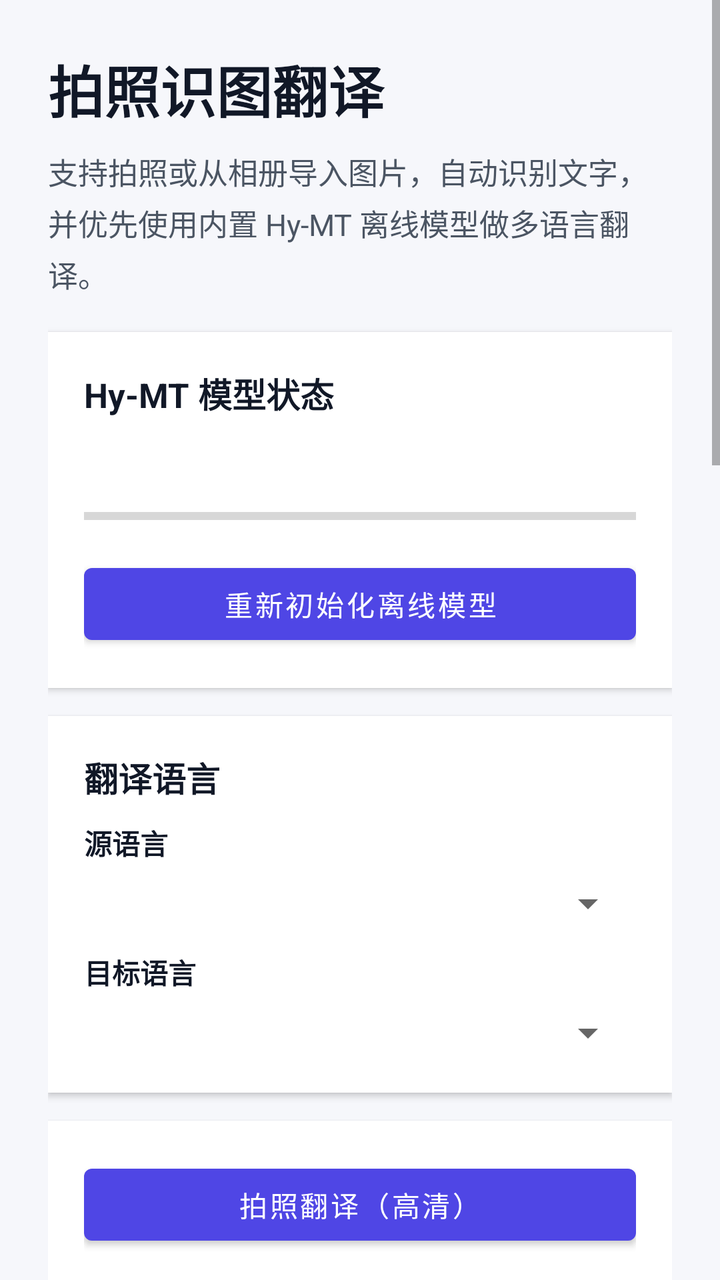
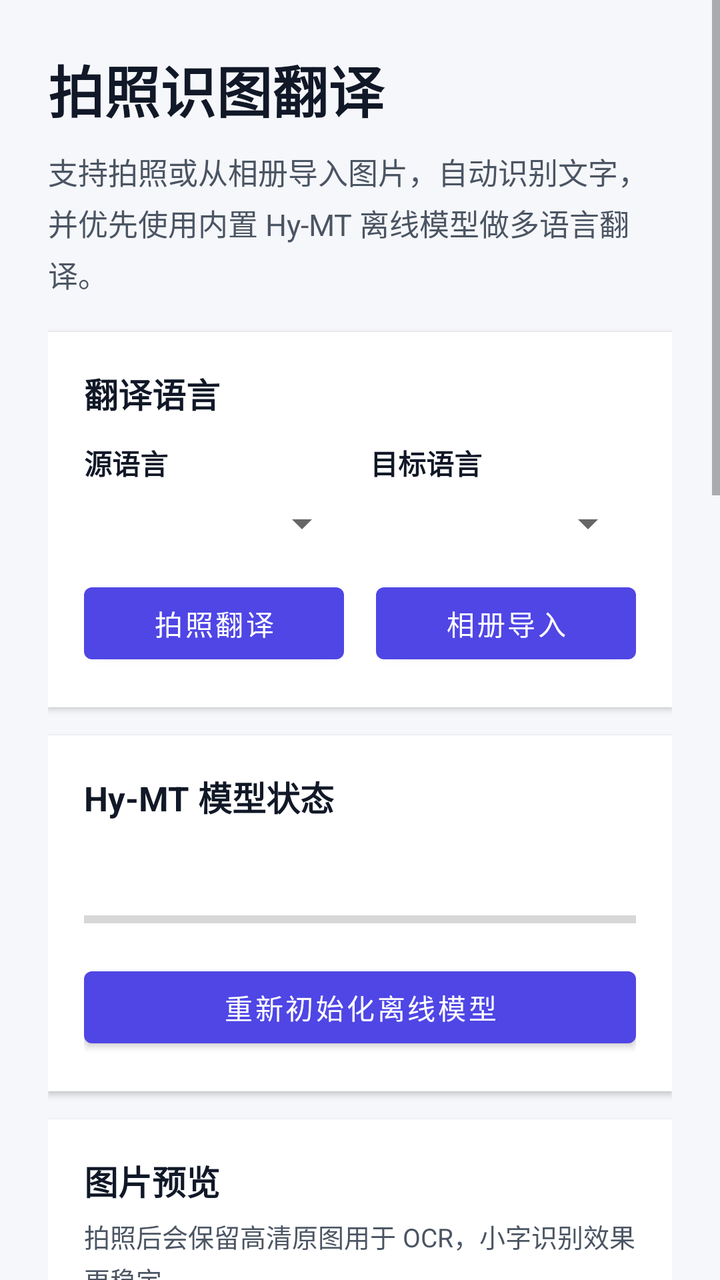

The first picture is an Android layout as it rendered before a commit; the second is the same layout after the commit. The layout source and the unified diff follow.
<!-- AndroidManifest.xml: application theme Theme.Fanyiapp -->
<!-- res/layout/activity_image_translation.xml -->
<?xml version="1.0" encoding="utf-8"?>
<ScrollView xmlns:android="http://schemas.android.com/apk/res/android"
    android:layout_width="match_parent"
    android:layout_height="match_parent"
    android:background="@color/surface_background"
    android:fillViewport="true">

    <LinearLayout
        android:layout_width="match_parent"
        android:layout_height="wrap_content"
        android:orientation="vertical"
        android:padding="24dp">

        <TextView
            android:layout_width="match_parent"
            android:layout_height="wrap_content"
            android:text="@string/image_translation_title"
            android:textColor="@color/text_primary"
            android:textSize="28sp"
            android:textStyle="bold" />

        <TextView
            android:layout_width="match_parent"
            android:layout_height="wrap_content"
            android:layout_marginTop="10dp"
            android:layout_marginBottom="18dp"
            android:lineSpacingExtra="4dp"
            android:text="@string/image_translation_subtitle"
            android:textColor="@color/text_secondary"
            android:textSize="15sp" />

        <LinearLayout
            android:layout_width="match_parent"
            android:layout_height="wrap_content"
            android:layout_marginBottom="14dp"
            android:background="@android:color/white"
            android:elevation="2dp"
            android:orientation="vertical"
            android:padding="18dp">

            <TextView
                android:layout_width="match_parent"
                android:layout_height="wrap_content"
                android:text="@string/image_model_label"
                android:textColor="@color/text_primary"
                android:textSize="17sp"
                android:textStyle="bold" />

            <TextView
                android:id="@+id/modelStatusText"
                android:layout_width="match_parent"
                android:layout_height="wrap_content"
                android:layout_marginTop="10dp"
                android:lineSpacingExtra="4dp"
                android:textColor="@color/text_secondary"
                android:textSize="14sp" />

            <ProgressBar
                android:id="@+id/modelProgressBar"
                style="?android:attr/progressBarStyleHorizontal"
                android:layout_width="match_parent"
                android:layout_height="wrap_content"
                android:layout_marginTop="12dp"
                android:max="100" />

            <Button
                android:id="@+id/retryModelInitButton"
                android:layout_width="match_parent"
                android:layout_height="wrap_content"
                android:layout_marginTop="12dp"
                android:text="@string/image_model_retry"
                android:textAllCaps="false" />
        </LinearLayout>

        <LinearLayout
            android:layout_width="match_parent"
            android:layout_height="wrap_content"
            android:layout_marginBottom="14dp"
            android:background="@android:color/white"
            android:elevation="2dp"
            android:orientation="vertical"
            android:padding="18dp">

            <TextView
                android:layout_width="match_parent"
                android:layout_height="wrap_content"
                android:text="@string/image_language_label"
                android:textColor="@color/text_primary"
                android:textSize="17sp"
                android:textStyle="bold" />

            <TextView
                android:layout_width="match_parent"
                android:layout_height="wrap_content"
                android:layout_marginTop="10dp"
                android:text="@string/image_source_language_label"
                android:textColor="@color/text_primary"
                android:textSize="14sp"
                android:textStyle="bold" />

            <Spinner
                android:id="@+id/sourceLanguageSpinner"
                android:layout_width="match_parent"
                android:layout_height="wrap_content"
                android:layout_marginTop="8dp" />

            <TextView
                android:layout_width="match_parent"
                android:layout_height="wrap_content"
                android:layout_marginTop="12dp"
                android:text="@string/image_target_language_label"
                android:textColor="@color/text_primary"
                android:textSize="14sp"
                android:textStyle="bold" />

            <Spinner
                android:id="@+id/targetLanguageSpinner"
                android:layout_width="match_parent"
                android:layout_height="wrap_content"
                android:layout_marginTop="8dp" />
        </LinearLayout>

        <LinearLayout
            android:layout_width="match_parent"
            android:layout_height="wrap_content"
            android:layout_marginBottom="14dp"
            android:background="@android:color/white"
            android:elevation="2dp"
            android:orientation="vertical"
            android:padding="18dp">

            <Button
                android:id="@+id/takePhotoButton"
                android:layout_width="match_parent"
                android:layout_height="wrap_content"
                android:text="@string/image_action_take"
                android:textAllCaps="false" />

            <Button
                android:id="@+id/choosePhotoButton"
                android:layout_width="match_parent"
                android:layout_height="wrap_content"
                android:layout_marginTop="10dp"
                android:text="@string/image_action_gallery"
                android:textAllCaps="false" />
        </LinearLayout>

        <LinearLayout
            android:layout_width="match_parent"
            android:layout_height="wrap_content"
            android:layout_marginBottom="14dp"
            android:background="@android:color/white"
            android:elevation="2dp"
            android:orientation="vertical"
            android:padding="18dp">

            <TextView
                android:layout_width="match_parent"
                android:layout_height="wrap_content"
                android:text="@string/image_preview_label"
                android:textColor="@color/text_primary"
                android:textSize="17sp"
                android:textStyle="bold" />

            <TextView
                android:layout_width="match_parent"
                android:layout_height="wrap_content"
                android:layout_marginTop="6dp"
                android:layout_marginBottom="12dp"
                android:lineSpacingExtra="3dp"
                android:text="@string/image_preview_hint"
                android:textColor="@color/text_secondary"
                android:textSize="13sp" />

            <ImageView
                android:id="@+id/previewImage"
                android:layout_width="match_parent"
                android:layout_height="260dp"
                android:adjustViewBounds="true"
                android:background="@color/preview_placeholder"
                android:contentDescription="@string/content_desc_image_preview"
                android:scaleType="fitCenter" />
        </LinearLayout>

        <LinearLayout
            android:layout_width="match_parent"
            android:layout_height="wrap_content"
            android:layout_marginBottom="14dp"
            android:background="@android:color/white"
            android:elevation="2dp"
            android:orientation="vertical"
            android:padding="18dp">

            <TextView
                android:layout_width="match_parent"
                android:layout_height="wrap_content"
                android:text="@string/image_result_label"
                android:textColor="@color/text_primary"
                android:textSize="17sp"
                android:textStyle="bold" />

            <TextView
                android:layout_width="match_parent"
                android:layout_height="wrap_content"
                android:layout_marginTop="6dp"
                android:lineSpacingExtra="3dp"
                android:text="@string/image_result_hint"
                android:textColor="@color/text_secondary"
                android:textSize="13sp" />

            <LinearLayout
                android:layout_width="match_parent"
                android:layout_height="wrap_content"
                android:layout_marginTop="14dp"
                android:background="@color/surface_background"
                android:orientation="vertical"
                android:padding="14dp">

                <TextView
                    android:id="@+id/recognizedLabelText"
                    android:layout_width="match_parent"
                    android:layout_height="wrap_content"
                    android:text="@string/image_recognized_label"
                    android:textColor="@color/text_primary"
                    android:textSize="14sp"
                    android:textStyle="bold" />

                <TextView
                    android:id="@+id/recognizedText"
                    android:layout_width="match_parent"
                    android:layout_height="wrap_content"
                    android:layout_marginTop="8dp"
                    android:lineSpacingExtra="5dp"
                    android:textColor="@color/text_secondary"
                    android:textIsSelectable="true"
                    android:textSize="15sp" />
            </LinearLayout>

            <LinearLayout
                android:layout_width="match_parent"
                android:layout_height="wrap_content"
                android:layout_marginTop="12dp"
                android:background="@color/surface_background"
                android:orientation="vertical"
                android:padding="14dp">

                <TextView
                    android:id="@+id/translatedLabelText"
                    android:layout_width="match_parent"
                    android:layout_height="wrap_content"
                    android:text="@string/image_translated_label"
                    android:textColor="@color/text_primary"
                    android:textSize="14sp"
                    android:textStyle="bold" />

                <TextView
                    android:id="@+id/translatedText"
                    android:layout_width="match_parent"
                    android:layout_height="wrap_content"
                    android:layout_marginTop="8dp"
                    android:lineSpacingExtra="5dp"
                    android:textColor="@color/text_primary"
                    android:textIsSelectable="true"
                    android:textSize="16sp" />
            </LinearLayout>

            <LinearLayout
                android:layout_width="match_parent"
                android:layout_height="wrap_content"
                android:layout_marginTop="12dp"
                android:background="@color/surface_background"
                android:orientation="vertical"
                android:padding="14dp">

                <TextView
                    android:layout_width="match_parent"
                    android:layout_height="wrap_content"
                    android:text="@string/image_status_label"
                    android:textColor="@color/text_primary"
                    android:textSize="14sp"
                    android:textStyle="bold" />

                <TextView
                    android:id="@+id/resultStatusText"
                    android:layout_width="match_parent"
                    android:layout_height="wrap_content"
                    android:layout_marginTop="8dp"
                    android:lineSpacingExtra="5dp"
                    android:textColor="@color/text_secondary"
                    android:textSize="14sp" />
            </LinearLayout>
        </LinearLayout>

        <LinearLayout
            android:layout_width="match_parent"
            android:layout_height="wrap_content"
            android:background="@android:color/white"
            android:elevation="2dp"
            android:orientation="vertical"
            android:padding="18dp">

            <TextView
                android:layout_width="match_parent"
                android:layout_height="wrap_content"
                android:text="@string/image_tips_label"
                android:textColor="@color/text_primary"
                android:textSize="17sp"
                android:textStyle="bold" />

            <TextView
                android:layout_width="match_parent"
                android:layout_height="wrap_content"
                android:layout_marginTop="10dp"
                android:lineSpacingExtra="4dp"
                android:text="@string/image_tips_body"
                android:textColor="@color/text_secondary"
                android:textSize="14sp" />
        </LinearLayout>

    </LinearLayout>
</ScrollView>
<!-- resources referenced by this layout -->
<resources>
  <color name="preview_placeholder">#E5E7EB</color>
  <color name="surface_background">#F6F7FB</color>
  <color name="text_primary">#111827</color>
  <color name="text_secondary">#4B5563</color>
  <string name="content_desc_image_preview">待识别图片预览</string>
  <string name="image_action_gallery">从相册导入图片</string>
  <string name="image_action_take">拍照翻译（高清）</string>
  <string name="image_language_label">翻译语言</string>
  <string name="image_model_label">Hy-MT 模型状态</string>
  <string name="image_model_retry">重新初始化离线模型</string>
  <string name="image_preview_hint">拍照后会保留高清原图用于 OCR，小字识别效果更稳定。</string>
  <string name="image_preview_label">图片预览</string>
  <string name="image_recognized_label">识别出的原文</string>
  <string name="image_result_hint">译文支持长按选择与复制，原文和状态分开展示，更方便核对。</string>
  <string name="image_result_label">识别与翻译结果</string>
  <string name="image_source_language_label">源语言</string>
  <string name="image_status_label">当前状态</string>
  <string name="image_target_language_label">目标语言</string>
  <string name="image_tips_body">1. 优先拍摄清晰、平整、光线充足的内容。\n2. 相册导入更适合截图、海报、菜单和文档。\n3. 首次进入页面时会准备内置 Hy-MT 离线模型，准备完成后无需联网即可翻译。\n4. 当前 OCR 识别链路仍以现有 ML Kit 方案为主，多语种翻译已接入 Hy-MT。</string>
  <string name="image_tips_label">使用建议</string>
  <string name="image_translated_label">翻译结果</string>
  <string name="image_translation_subtitle">支持拍照或从相册导入图片，自动识别文字，并优先使用内置 Hy-MT 离线模型做多语言翻译。</string>
  <string name="image_translation_title">拍照识图翻译</string>
  <style name="Theme.Fanyiapp" parent="Theme.MaterialComponents.DayNight.NoActionBar">
          <item name="colorPrimary">@color/brand_primary</item>
          <item name="colorPrimaryVariant">@color/brand_primary_dark</item>
          <item name="colorOnPrimary">@android:color/white</item>
          <item name="colorSecondary">@color/brand_accent</item>
          <item name="colorOnSecondary">@android:color/white</item>
          <item name="colorSurface">@color/surface_card</item>
          <item name="android:windowBackground">@color/surface_background</item>
          <item name="android:statusBarColor" tools:targetApi="l">@color/brand_primary_dark</item>
          <item name="android:navigationBarColor">@color/surface_background</item>
          <item name="android:windowLightStatusBar" tools:targetApi="m">false</item>
      </style>
  <color name="brand_primary">#4F46E5</color>
  <color name="brand_primary_dark">#3730A3</color>
  <color name="brand_accent">#14B8A6</color>
  <color name="surface_card">#FFFFFFFF</color>
</resources>

<!-- the commit's change to res/layout/activity_image_translation.xml (unified diff, before → after) -->
@@ -41,6 +41,102 @@
             <TextView
                 android:layout_width="match_parent"
                 android:layout_height="wrap_content"
+                android:text="@string/image_language_label"
+                android:textColor="@color/text_primary"
+                android:textSize="17sp"
+                android:textStyle="bold" />
+
+            <LinearLayout
+                android:layout_width="match_parent"
+                android:layout_height="wrap_content"
+                android:layout_marginTop="12dp"
+                android:gravity="center_vertical"
+                android:orientation="horizontal"
+                android:weightSum="2">
+
+                <LinearLayout
+                    android:layout_width="0dp"
+                    android:layout_height="wrap_content"
+                    android:layout_weight="1"
+                    android:orientation="vertical">
+
+                    <TextView
+                        android:layout_width="match_parent"
+                        android:layout_height="wrap_content"
+                        android:text="@string/image_source_language_label"
+                        android:textColor="@color/text_primary"
+                        android:textSize="14sp"
+                        android:textStyle="bold" />
+
+                    <Spinner
+                        android:id="@+id/sourceLanguageSpinner"
+                        android:layout_width="match_parent"
+                        android:layout_height="wrap_content"
+                        android:layout_marginTop="8dp" />
+                </LinearLayout>
+
+                <LinearLayout
+                    android:layout_width="0dp"
+                    android:layout_height="wrap_content"
+                    android:layout_marginStart="10dp"
+                    android:layout_weight="1"
+                    android:orientation="vertical">
+
+                    <TextView
+                        android:layout_width="match_parent"
+                        android:layout_height="wrap_content"
+                        android:text="@string/image_target_language_label"
+                        android:textColor="@color/text_primary"
+                        android:textSize="14sp"
+                        android:textStyle="bold" />
+
+                    <Spinner
+                        android:id="@+id/targetLanguageSpinner"
+                        android:layout_width="match_parent"
+                        android:layout_height="wrap_content"
+                        android:layout_marginTop="8dp" />
+                </LinearLayout>
+            </LinearLayout>
+
+            <LinearLayout
+                android:layout_width="match_parent"
+                android:layout_height="wrap_content"
+                android:layout_marginTop="14dp"
+                android:orientation="horizontal"
+                android:weightSum="2">
+
+                <Button
+                    android:id="@+id/takePhotoButton"
+                    android:layout_width="0dp"
+                    android:layout_height="wrap_content"
+                    android:layout_marginEnd="8dp"
+                    android:layout_weight="1"
+                    android:text="@string/image_action_take"
+                    android:textAllCaps="false" />
+
+                <Button
+                    android:id="@+id/choosePhotoButton"
+                    android:layout_width="0dp"
+                    android:layout_height="wrap_content"
+                    android:layout_marginStart="8dp"
+                    android:layout_weight="1"
+                    android:text="@string/image_action_gallery"
+                    android:textAllCaps="false" />
+            </LinearLayout>
+        </LinearLayout>
+
+        <LinearLayout
+            android:layout_width="match_parent"
+            android:layout_height="wrap_content"
+            android:layout_marginBottom="14dp"
+            android:background="@android:color/white"
+            android:elevation="2dp"
+            android:orientation="vertical"
+            android:padding="18dp">
+
+            <TextView
+                android:layout_width="match_parent"
+                android:layout_height="wrap_content"
                 android:text="@string/image_model_label"
                 android:textColor="@color/text_primary"
                 android:textSize="17sp"
@@ -69,79 +165,6 @@
                 android:layout_height="wrap_content"
                 android:layout_marginTop="12dp"
                 android:text="@string/image_model_retry"
-                android:textAllCaps="false" />
-        </LinearLayout>
-
-        <LinearLayout
-            android:layout_width="match_parent"
-            android:layout_height="wrap_content"
-            android:layout_marginBottom="14dp"
-            android:background="@android:color/white"
-            android:elevation="2dp"
-            android:orientation="vertical"
-            android:padding="18dp">
-
-            <TextView
-                android:layout_width="match_parent"
-                android:layout_height="wrap_content"
-                android:text="@string/image_language_label"
-                android:textColor="@color/text_primary"
-                android:textSize="17sp"
-                android:textStyle="bold" />
-
-            <TextView
-                android:layout_width="match_parent"
-                android:layout_height="wrap_content"
-                android:layout_marginTop="10dp"
-                android:text="@string/image_source_language_label"
-                android:textColor="@color/text_primary"
-                android:textSize="14sp"
-                android:textStyle="bold" />
-
-            <Spinner
-                android:id="@+id/sourceLanguageSpinner"
-                android:layout_width="match_parent"
-                android:layout_height="wrap_content"
-                android:layout_marginTop="8dp" />
-
-            <TextView
-                android:layout_width="match_parent"
-                android:layout_height="wrap_content"
-                android:layout_marginTop="12dp"
-                android:text="@string/image_target_language_label"
-                android:textColor="@color/text_primary"
-                android:textSize="14sp"
-                android:textStyle="bold" />
-
-            <Spinner
-                android:id="@+id/targetLanguageSpinner"
-                android:layout_width="match_parent"
-                android:layout_height="wrap_content"
-                android:layout_marginTop="8dp" />
-        </LinearLayout>
-
-        <LinearLayout
-            android:layout_width="match_parent"
-            android:layout_height="wrap_content"
-            android:layout_marginBottom="14dp"
-            android:background="@android:color/white"
-            android:elevation="2dp"
-            android:orientation="vertical"
-            android:padding="18dp">
-
-            <Button
-                android:id="@+id/takePhotoButton"
-                android:layout_width="match_parent"
-                android:layout_height="wrap_content"
-                android:text="@string/image_action_take"
-                android:textAllCaps="false" />
-
-            <Button
-                android:id="@+id/choosePhotoButton"
-                android:layout_width="match_parent"
-                android:layout_height="wrap_content"
-                android:layout_marginTop="10dp"
-                android:text="@string/image_action_gallery"
                 android:textAllCaps="false" />
         </LinearLayout>
 
<!-- resource entries referenced after the edit -->
@@ -5,8 +5,8 @@
   <color name="text_primary">#111827</color>
   <color name="text_secondary">#4B5563</color>
   <string name="content_desc_image_preview">待识别图片预览</string>
-  <string name="image_action_gallery">从相册导入图片</string>
-  <string name="image_action_take">拍照翻译（高清）</string>
+  <string name="image_action_gallery">相册导入</string>
+  <string name="image_action_take">拍照翻译</string>
   <string name="image_language_label">翻译语言</string>
   <string name="image_model_label">Hy-MT 模型状态</string>
   <string name="image_model_retry">重新初始化离线模型</string>
@@ -18,7 +18,7 @@
   <string name="image_source_language_label">源语言</string>
   <string name="image_status_label">当前状态</string>
   <string name="image_target_language_label">目标语言</string>
-  <string name="image_tips_body">1. 优先拍摄清晰、平整、光线充足的内容。\n2. 相册导入更适合截图、海报、菜单和文档。\n3. 首次进入页面时会准备内置 Hy-MT 离线模型，准备完成后无需联网即可翻译。\n4. 当前 OCR 识别链路仍以现有 ML Kit 方案为主，多语种翻译已接入 Hy-MT。</string>
+  <string name="image_tips_body">1. 优先拍摄清晰、平整、光线充足的内容。\n2. 相册导入更适合截图、海报、菜单和文档。\n3. 首次进入页面时会准备内置 Hy-MT 离线模型，准备完成后无需联网即可翻译。\n4. 当前 OCR 识别链路仍以现有 ML Kit 方案为主，多语种翻译已接入 Hy-MT。\n5. 当前内置词库主要用于英文短句兜底，整段长文翻译仍以 Hy-MT 分段翻译结果为主。</string>
   <string name="image_tips_label">使用建议</string>
   <string name="image_translated_label">翻译结果</string>
   <string name="image_translation_subtitle">支持拍照或从相册导入图片，自动识别文字，并优先使用内置 Hy-MT 离线模型做多语言翻译。</string>
